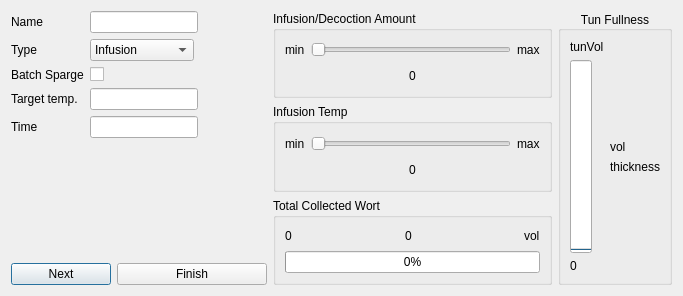
Before: the Qt Designer form ui/mashDesigner.ui in Brewtarget/brewtarget, drawn with Qt 5.
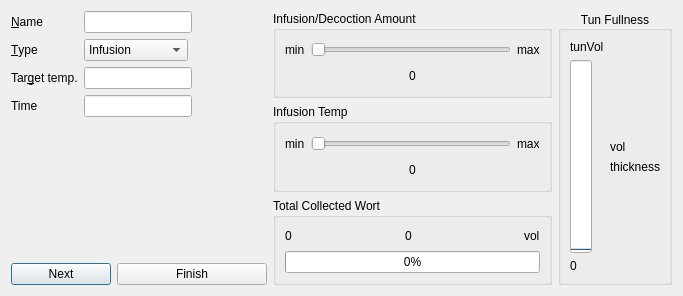
After: the same form once the commit is applied. Custom widgets are drawn as their Qt base class.

Commit message:
Another try at more mash types
I tried to merge the old branch, had over 3k changes and came to my senses. I
am apparently better at cherry picking then I am at merging. Who knew?

I found my original problem in maxAmt_l, which was doing too much based on the
mash type.

I've tweeked the signals a little to make mash designer more responsive.

Now to figure out what fly sparging does and means.

What changed in the file:
```diff
--- a/ui/mashDesigner.ui
+++ b/ui/mashDesigner.ui
@@ -33,7 +33,7 @@
        <item row="0" column="0">
         <widget class="QLabel" name="label_name">
          <property name="text">
-          <string>Name</string>
+          <string>&amp;Name</string>
          </property>
          <property name="buddy">
           <cstring>lineEdit_name</cstring>
@@ -53,7 +53,7 @@
        <item row="1" column="0">
         <widget class="QLabel" name="label_type">
          <property name="text">
-          <string>Type</string>
+          <string>&amp;Type</string>
          </property>
          <property name="buddy">
           <cstring>comboBox_type</cstring>
@@ -89,20 +89,20 @@
          </item>
         </widget>
        </item>
-       <item row="4" column="0">
+       <item row="3" column="0">
         <widget class="BtTemperatureLabel" name="label_targetTemp">
          <property name="contextMenuPolicy">
           <enum>Qt::CustomContextMenu</enum>
          </property>
          <property name="text">
-          <string>Target temp.</string>
+          <string>Tar&amp;get temp.</string>
          </property>
          <property name="buddy">
           <cstring>lineEdit_temp</cstring>
          </property>
         </widget>
        </item>
-       <item row="4" column="1">
+       <item row="3" column="1">
         <widget class="BtTemperatureEdit" name="lineEdit_temp">
          <property name="maximumSize">
           <size>
@@ -115,7 +115,7 @@
          </property>
         </widget>
        </item>
-       <item row="5" column="0">
+       <item row="4" column="0">
         <widget class="BtTimeLabel" name="label_stepTime">
          <property name="contextMenuPolicy">
           <enum>Qt::CustomContextMenu</enum>
@@ -128,7 +128,7 @@
          </property>
         </widget>
        </item>
-       <item row="5" column="1">
+       <item row="4" column="1">
         <widget class="BtTimeEdit" name="lineEdit_time">
          <property name="maximumSize">
           <size>
@@ -141,23 +141,6 @@
          </property>
         </widget>
        </item>
-       <item row="2" column="1">
-        <widget class="QCheckBox" name="checkBox_batchSparge">
-         <property name="text">
-          <string/>
-         </property>
-        </widget>
-       </item>
-       <item row="2" column="0">
-        <widget class="QLabel" name="label_batchSparge">
-         <property name="text">
-          <string>Batch Sparge</string>
-         </property>
-         <property name="buddy">
-          <cstring>checkBox_batchSparge</cstring>
-         </property>
-        </widget>
-       </item>
       </layout>
      </item>
      <item>
```
Left out of the diff: 1 changed line with no effect on the pictures. The commit also changes 12 other files.
